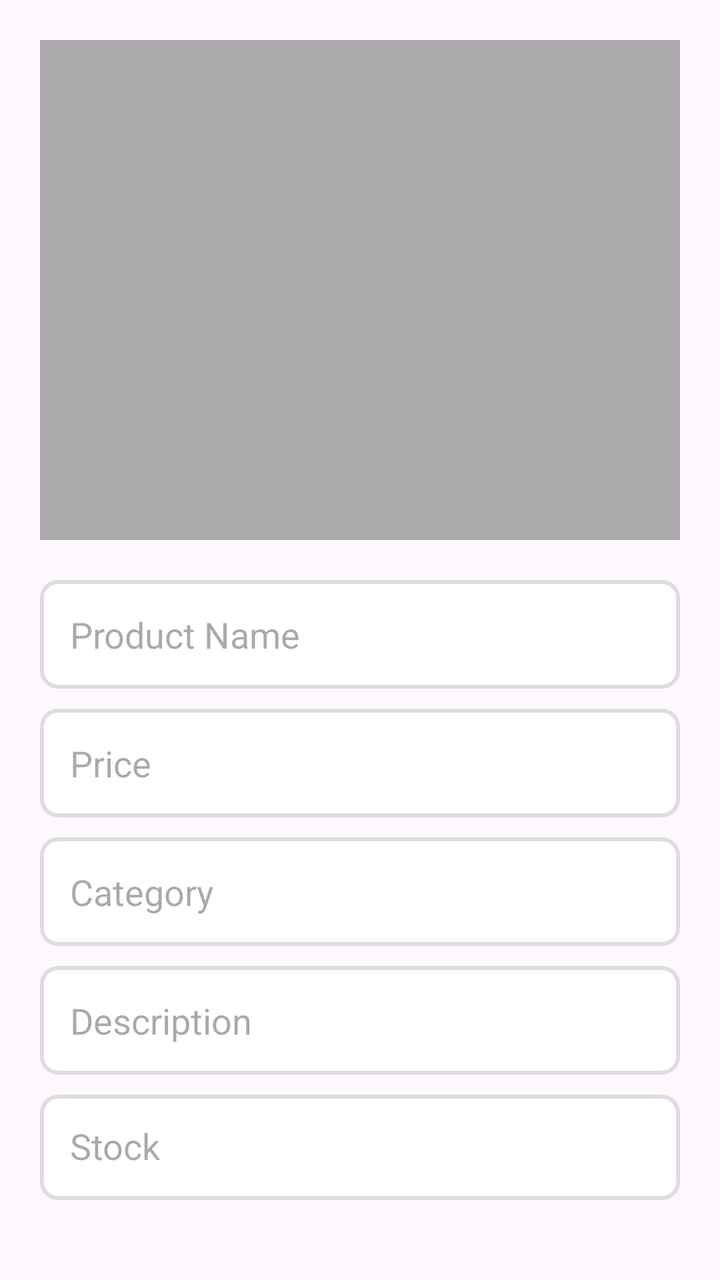
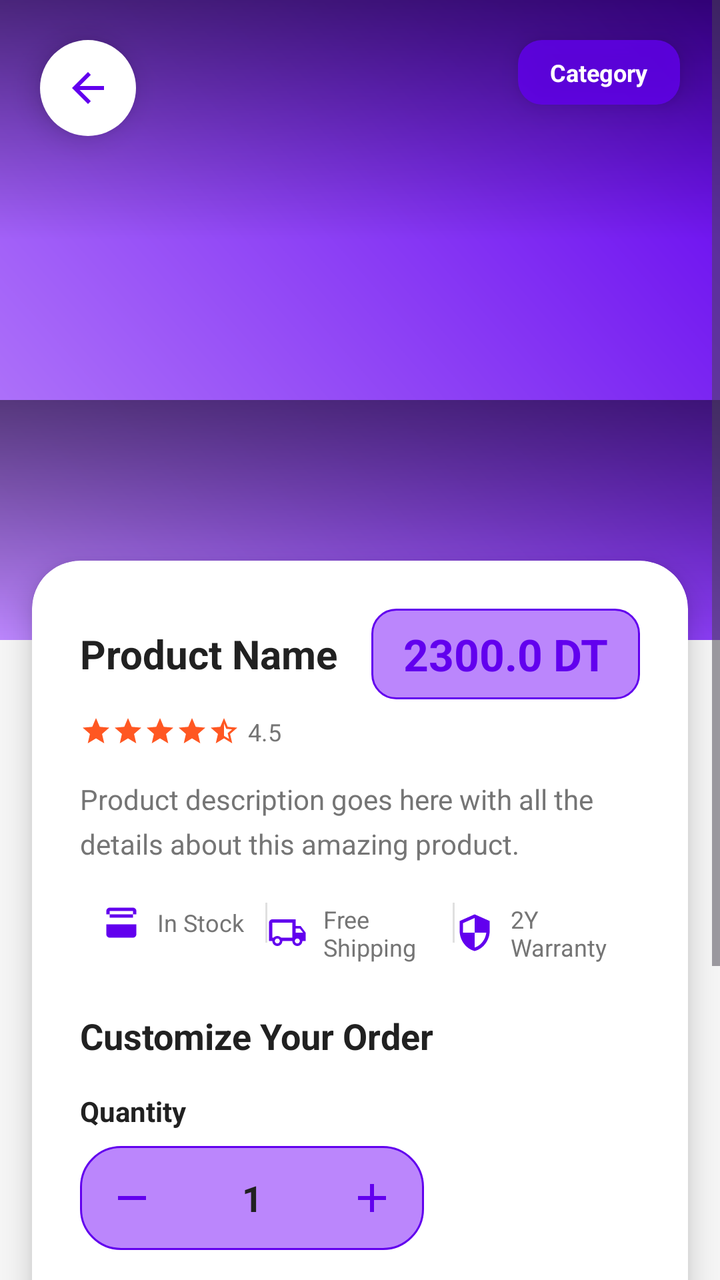

Before-and-after screenshots of an Android layout around one commit, followed by the original layout XML and the change that was made.
<!-- AndroidManifest.xml: application theme Theme.Computershop -->
<!-- res/layout/activity_product_detail.xml -->
<?xml version="1.0" encoding="utf-8"?>
<LinearLayout xmlns:android="http://schemas.android.com/apk/res/android"
    android:layout_width="match_parent"
    android:layout_height="match_parent"
    android:orientation="vertical"
    android:padding="20dp">

    <ImageView
        android:id="@+id/productImage"
        android:layout_width="match_parent"
        android:layout_height="250dp"
        android:contentDescription="Product Image"
        android:scaleType="centerCrop"
        android:layout_marginBottom="20dp"
        android:background="@android:color/darker_gray" />

    <EditText
        android:id="@+id/productName"
        android:layout_width="match_parent"
        android:layout_height="wrap_content"
        android:hint="Product Name"
        android:padding="15dp"
        android:layout_marginBottom="10dp"
        android:background="@drawable/edit_text_background"
        android:textColor="#000000"
        android:inputType="text" />

    <EditText
        android:id="@+id/productPrice"
        android:layout_width="match_parent"
        android:layout_height="wrap_content"
        android:hint="Price"
        android:padding="15dp"
        android:layout_marginBottom="10dp"
        android:background="@drawable/edit_text_background"
        android:textColor="#000000"
        android:inputType="numberDecimal" />

    <EditText
        android:id="@+id/productCategory"
        android:layout_width="match_parent"
        android:layout_height="wrap_content"
        android:hint="Category"
        android:padding="15dp"
        android:layout_marginBottom="10dp"
        android:background="@drawable/edit_text_background"
        android:textColor="#000000"
        android:inputType="text" />

    <EditText
        android:id="@+id/productDescription"
        android:layout_width="match_parent"
        android:layout_height="wrap_content"
        android:hint="Description"
        android:padding="15dp"
        android:layout_marginBottom="10dp"
        android:background="@drawable/edit_text_background"
        android:textColor="#000000"
        android:inputType="text" />

    <EditText
        android:id="@+id/productStock"
        android:layout_width="match_parent"
        android:layout_height="wrap_content"
        android:hint="Stock"
        android:padding="15dp"
        android:layout_marginBottom="20dp"
        android:background="@drawable/edit_text_background"
        android:textColor="#000000"
        android:inputType="number" />

    <Spinner
        android:id="@+id/packagingSpinner"
        android:layout_width="match_parent"
        android:layout_height="wrap_content"
        android:layout_marginBottom="15dp"
        android:entries="@array/packaging_options" />

    <EditText
        android:id="@+id/quantityInput"
        android:layout_width="match_parent"
        android:layout_height="wrap_content"
        android:hint="Quantity"
        android:padding="15dp"
        android:layout_marginBottom="20dp"
        android:background="@drawable/edit_text_background"
        android:textColor="#000000"
        android:inputType="number" />

    <LinearLayout
        android:layout_width="match_parent"
        android:layout_height="wrap_content"
        android:orientation="horizontal"
        android:layout_weight="1">

        <Button
            android:id="@+id/addToCartBtn"
            android:layout_width="0dp"
            android:layout_height="50dp"
            android:layout_weight="1"
            android:text="Add to Cart"
            android:textColor="@android:color/white"
            android:background="@drawable/button_background"
            android:layout_marginEnd="10dp" />

        <Button
            android:id="@+id/backBtn"
            android:layout_width="0dp"
            android:layout_height="50dp"
            android:layout_weight="1"
            android:text="Back"
            android:textColor="@android:color/white"
            android:background="#FF888888" />
    </LinearLayout>

</LinearLayout>
<!-- resources referenced by this layout -->
<resources>
  <string-array name="packaging_options">
          <item>Standard</item>
          <item>Gift Wrap</item>
          <item>Express</item>
          <item>Fragile</item>
      </string-array>
  <!-- drawable button_background (drawable) -->
  <?xml version="1.0" encoding="utf-8"?>
  <shape xmlns:android="http://schemas.android.com/apk/res/android">
      <solid android:color="#FF6200EE" />
      <corners android:radius="8dp" />
  </shape>
  <!-- drawable edit_text_background (drawable) -->
  <?xml version="1.0" encoding="utf-8"?>
  <shape xmlns:android="http://schemas.android.com/apk/res/android">
      <solid android:color="#FFFFFFFF" />
      <stroke android:color="#FFDDDDDD" android:width="2dp" />
      <corners android:radius="8dp" />
  </shape>
  <!-- unchanged entries left out for length: 2 -->
</resources>

<!-- the commit's change to res/layout/activity_product_detail.xml (unified diff, before → after) -->
@@ -1,116 +1,383 @@
 <?xml version="1.0" encoding="utf-8"?>
-<LinearLayout xmlns:android="http://schemas.android.com/apk/res/android"
+<ScrollView xmlns:android="http://schemas.android.com/apk/res/android"
+    xmlns:app="http://schemas.android.com/apk/res-auto"
     android:layout_width="match_parent"
     android:layout_height="match_parent"
-    android:orientation="vertical"
-    android:padding="20dp">
-
-    <ImageView
-        android:id="@+id/productImage"
-        android:layout_width="match_parent"
-        android:layout_height="250dp"
-        android:contentDescription="Product Image"
-        android:scaleType="centerCrop"
-        android:layout_marginBottom="20dp"
-        android:background="@android:color/darker_gray" />
-
-    <EditText
-        android:id="@+id/productName"
-        android:layout_width="match_parent"
-        android:layout_height="wrap_content"
-        android:hint="Product Name"
-        android:padding="15dp"
-        android:layout_marginBottom="10dp"
-        android:background="@drawable/edit_text_background"
-        android:textColor="#000000"
-        android:inputType="text" />
-
-    <EditText
-        android:id="@+id/productPrice"
-        android:layout_width="match_parent"
-        android:layout_height="wrap_content"
-        android:hint="Price"
-        android:padding="15dp"
-        android:layout_marginBottom="10dp"
-        android:background="@drawable/edit_text_background"
-        android:textColor="#000000"
-        android:inputType="numberDecimal" />
-
-    <EditText
-        android:id="@+id/productCategory"
-        android:layout_width="match_parent"
-        android:layout_height="wrap_content"
-        android:hint="Category"
-        android:padding="15dp"
-        android:layout_marginBottom="10dp"
-        android:background="@drawable/edit_text_background"
-        android:textColor="#000000"
-        android:inputType="text" />
-
-    <EditText
-        android:id="@+id/productDescription"
-        android:layout_width="match_parent"
-        android:layout_height="wrap_content"
-        android:hint="Description"
-        android:padding="15dp"
-        android:layout_marginBottom="10dp"
-        android:background="@drawable/edit_text_background"
-        android:textColor="#000000"
-        android:inputType="text" />
-
-    <EditText
-        android:id="@+id/productStock"
-        android:layout_width="match_parent"
-        android:layout_height="wrap_content"
-        android:hint="Stock"
-        android:padding="15dp"
-        android:layout_marginBottom="20dp"
-        android:background="@drawable/edit_text_background"
-        android:textColor="#000000"
-        android:inputType="number" />
-
-    <Spinner
-        android:id="@+id/packagingSpinner"
-        android:layout_width="match_parent"
-        android:layout_height="wrap_content"
-        android:layout_marginBottom="15dp"
-        android:entries="@array/packaging_options" />
-
-    <EditText
-        android:id="@+id/quantityInput"
-        android:layout_width="match_parent"
-        android:layout_height="wrap_content"
-        android:hint="Quantity"
-        android:padding="15dp"
-        android:layout_marginBottom="20dp"
-        android:background="@drawable/edit_text_background"
-        android:textColor="#000000"
-        android:inputType="number" />
+    android:background="@color/background"
+    android:fillViewport="true">
 
     <LinearLayout
         android:layout_width="match_parent"
         android:layout_height="wrap_content"
-        android:orientation="horizontal"
-        android:layout_weight="1">
-
-        <Button
-            android:id="@+id/addToCartBtn"
-            android:layout_width="0dp"
-            android:layout_height="50dp"
-            android:layout_weight="1"
-            android:text="Add to Cart"
-            android:textColor="@android:color/white"
-            android:background="@drawable/button_background"
-            android:layout_marginEnd="10dp" />
-
-        <Button
-            android:id="@+id/backBtn"
-            android:layout_width="0dp"
-            android:layout_height="50dp"
-            android:layout_weight="1"
-            android:text="Back"
-            android:textColor="@android:color/white"
-            android:background="#FF888888" />
+        android:orientation="vertical">
+
+        
+        <RelativeLayout
+            android:layout_width="match_parent"
+            android:layout_height="320dp">
+
+            <ImageView
+                android:id="@+id/productImage"
+                android:layout_width="match_parent"
+                android:layout_height="320dp"
+                android:scaleType="centerCrop"
+                android:contentDescription="Product image"
+                android:background="@drawable/image_gradient_bg" />
+
+            
+            <View
+                android:layout_width="match_parent"
+                android:layout_height="120dp"
+                android:layout_alignParentTop="true"
+                android:background="@drawable/top_gradient_overlay" />
+
+            <View
+                android:layout_width="match_parent"
+                android:layout_height="120dp"
+                android:layout_alignParentBottom="true"
+                android:background="@drawable/bottom_gradient_overlay" />
+
+            
+            <ImageButton
+                android:id="@+id/backBtn"
+                android:layout_width="48dp"
+                android:layout_height="48dp"
+                android:layout_margin="20dp"
+                android:background="@drawable/circle_background_white"
+                android:src="@drawable/ic_arrow_back"
+                android:scaleType="centerInside"
+                app:tint="@color/primary"
+                android:contentDescription="Back"
+                android:elevation="8dp" />
+
+            
+            <TextView
+                android:id="@+id/categoryChip"
+                android:layout_width="wrap_content"
+                android:layout_height="wrap_content"
+                android:layout_alignParentTop="true"
+                android:layout_alignParentEnd="true"
+                android:layout_margin="20dp"
+                android:background="@drawable/category_chip_purple"
+                android:paddingHorizontal="16dp"
+                android:paddingVertical="8dp"
+                android:text="Category"
+                android:textColor="@android:color/white"
+                android:textSize="12sp"
+                android:textStyle="bold"
+                android:elevation="8dp" />
+
+        </RelativeLayout>
+
+        
+        <androidx.cardview.widget.CardView
+            android:layout_width="match_parent"
+            android:layout_height="wrap_content"
+            android:layout_marginTop="-40dp"
+            android:layout_marginStart="16dp"
+            android:layout_marginEnd="16dp"
+            android:layout_marginBottom="16dp"
+            app:cardElevation="8dp"
+            app:cardCornerRadius="24dp">
+
+            <LinearLayout
+                android:layout_width="match_parent"
+                android:layout_height="wrap_content"
+                android:orientation="vertical"
+                android:padding="24dp">
+
+                
+                <LinearLayout
+                    android:layout_width="match_parent"
+                    android:layout_height="wrap_content"
+                    android:orientation="horizontal"
+                    android:gravity="center_vertical">
+
+                    <TextView
+                        android:id="@+id/productName"
+                        android:layout_width="0dp"
+                        android:layout_height="wrap_content"
+                        android:layout_weight="1"
+                        android:text="Product Name"
+                        android:textSize="20sp"
+                        android:textStyle="bold"
+                        android:textColor="@color/text_primary"
+                        android:maxLines="2"
+                        android:ellipsize="end"
+                        android:lineSpacingExtra="2dp" />
+
+                    <TextView
+                        android:id="@+id/productPrice"
+                        android:layout_width="wrap_content"
+                        android:layout_height="wrap_content"
+                        android:text="2300.0 DT"
+                        android:textSize="22sp"
+                        android:textStyle="bold"
+                        android:textColor="@color/primary"
+                        android:background="@drawable/price_chip"
+                        android:paddingHorizontal="16dp"
+                        android:paddingVertical="8dp" />
+
+                </LinearLayout>
+
+                
+                <LinearLayout
+                    android:layout_width="wrap_content"
+                    android:layout_height="wrap_content"
+                    android:orientation="horizontal"
+                    android:layout_marginTop="8dp">
+
+                    <ImageView
+                        android:layout_width="16dp"
+                        android:layout_height="16dp"
+                        android:src="@drawable/ic_star"
+                        app:tint="@color/orange_accent" />
+                    <ImageView
+                        android:layout_width="16dp"
+                        android:layout_height="16dp"
+                        android:src="@drawable/ic_star"
+                        app:tint="@color/orange_accent" />
+                    <ImageView
+                        android:layout_width="16dp"
+                        android:layout_height="16dp"
+                        android:src="@drawable/ic_star"
+                        app:tint="@color/orange_accent" />
+                    <ImageView
+                        android:layout_width="16dp"
+                        android:layout_height="16dp"
+                        android:src="@drawable/ic_star"
+                        app:tint="@color/orange_accent" />
+                    <ImageView
+                        android:layout_width="16dp"
+                        android:layout_height="16dp"
+                        android:src="@drawable/ic_star_half"
+                        app:tint="@color/orange_accent" />
+
+                    <TextView
+                        android:layout_width="wrap_content"
+                        android:layout_height="wrap_content"
+                        android:layout_marginStart="4dp"
+                        android:text="4.5"
+                        android:textSize="12sp"
+                        android:textColor="@color/text_secondary" />
+
+                </LinearLayout>
+
+                
+                <TextView
+                    android:id="@+id/productDescription"
+                    android:layout_width="match_parent"
+                    android:layout_height="wrap_content"
+                    android:layout_marginTop="16dp"
+                    android:text="Product description goes here with all the details about this amazing product."
+                    android:textSize="14sp"
+                    android:textColor="@color/text_secondary"
+                    android:lineSpacingExtra="6dp" />
+
+                
+                <LinearLayout
+                    android:layout_width="match_parent"
+                    android:layout_height="wrap_content"
+                    android:orientation="horizontal"
+                    android:layout_marginTop="20dp">
+
+                    <LinearLayout
+                        android:layout_width="0dp"
+                        android:layout_height="wrap_content"
+                        android:layout_weight="1"
+                        android:orientation="horizontal"
+                        android:gravity="center">
+
+                        <ImageView
+                            android:layout_width="20dp"
+                            android:layout_height="20dp"
+                            android:src="@drawable/ic_inventory"
+                            app:tint="@color/primary" />
+
+                        <TextView
+                            android:id="@+id/stockText"
+                            android:layout_width="wrap_content"
+                            android:layout_height="wrap_content"
+                            android:layout_marginStart="8dp"
+                            android:text="In Stock"
+                            android:textSize="12sp"
+                            android:textColor="@color/text_secondary" />
+
+                    </LinearLayout>
+
+                    <View
+                        android:layout_width="1dp"
+                        android:layout_height="20dp"
+                        android:background="@color/divider" />
+
+                    <LinearLayout
+                        android:layout_width="0dp"
+                        android:layout_height="wrap_content"
+                        android:layout_weight="1"
+                        android:orientation="horizontal"
+                        android:gravity="center">
+
+                        <ImageView
+                            android:layout_width="20dp"
+                            android:layout_height="20dp"
+                            android:src="@drawable/ic_shipping"
+                            app:tint="@color/primary" />
+
+                        <TextView
+                            android:layout_width="wrap_content"
+                            android:layout_height="wrap_content"
+                            android:layout_marginStart="8dp"
+                            android:text="Free Shipping"
+                            android:textSize="12sp"
+                            android:textColor="@color/text_secondary" />
+
+                    </LinearLayout>
+
+                    <View
+                        android:layout_width="1dp"
+                        android:layout_height="20dp"
+                        android:background="@color/divider" />
+
+                    <LinearLayout
+                        android:layout_width="0dp"
+                        android:layout_height="wrap_content"
+                        android:layout_weight="1"
+                        android:orientation="horizontal"
+                        android:gravity="center">
+
+                        <ImageView
+                            android:layout_width="20dp"
+                            android:layout_height="20dp"
+                            android:src="@drawable/ic_warranty"
+                            app:tint="@color/primary" />
+
+                        <TextView
+                            android:layout_width="wrap_content"
+                            android:layout_height="wrap_content"
+                            android:layout_marginStart="8dp"
+                            android:text="2Y Warranty"
+                            android:textSize="12sp"
+                            android:textColor="@color/text_secondary" />
+
+                    </LinearLayout>
+
+                </LinearLayout>
+
+                
+                <TextView
+                    android:layout_width="match_parent"
+                    android:layout_height="wrap_content"
+                    android:layout_marginTop="24dp"
+                    android:text="Customize Your Order"
+                    android:textSize="18sp"
+                    android:textStyle="bold"
+                    android:textColor="@color/text_primary" />
+
+                
+                <LinearLayout
+                    android:layout_width="match_parent"
+                    android:layout_height="wrap_content"
+                    android:orientation="vertical"
+                    android:layout_marginTop="16dp">
+
+                    <TextView
+                        android:layout_width="match_parent"
+                        android:layout_height="wrap_content"
+                        android:text="Quantity"
+                        android:textSize="14sp"
+                        android:textColor="@color/text_primary"
+                        android:textStyle="bold" />
+
+                    <LinearLayout
+                        android:layout_width="wrap_content"
+                        android:layout_height="wrap_content"
+                        android:orientation="horizontal"
+                        android:gravity="center_vertical"
+                        android:background="@drawable/quantity_selector_bg"
+                        android:padding="4dp"
+                        android:layout_marginTop="8dp">
+
+                        <ImageButton
+                            android:id="@+id/decreaseBtn"
+                            android:layout_width="44dp"
+                            android:layout_height="44dp"
+                            android:background="?attr/selectableItemBackgroundBorderless"
+                            android:src="@drawable/ic_remove"
+                            app:tint="@color/primary"
+                            android:contentDescription="Decrease" />
+
+                        <TextView
+                            android:id="@+id/quantityText"
+                            android:layout_width="60dp"
+                            android:layout_height="wrap_content"
+                            android:gravity="center"
+                            android:text="1"
+                            android:textSize="18sp"
+                            android:textStyle="bold"
+                            android:textColor="@color/text_primary"
+                            android:layout_marginHorizontal="8dp" />
+
+                        <ImageButton
+                            android:id="@+id/increaseBtn"
+                            android:layout_width="44dp"
+                            android:layout_height="44dp"
+                            android:background="?attr/selectableItemBackgroundBorderless"
+                            android:src="@drawable/ic_add"
+                            app:tint="@color/primary"
+                            android:contentDescription="Increase" />
+
+                    </LinearLayout>
+
+                </LinearLayout>
+
+                
+                <LinearLayout
+                    android:layout_width="match_parent"
+                    android:layout_height="wrap_content"
+                    android:orientation="vertical"
+                    android:layout_marginTop="20dp">
+
+                    <TextView
+                        android:layout_width="match_parent"
+                        android:layout_height="wrap_content"
+                        android:text="Packaging"
+                        android:textSize="14sp"
+                        android:textColor="@color/text_primary"
+                        android:textStyle="bold" />
+
+                    <Spinner
+                        android:id="@+id/packagingSpinner"
+                        android:layout_width="match_parent"
+                        android:layout_height="48dp"
+                        android:layout_marginTop="8dp"
+                        android:background="@drawable/spinner_background"
+                        android:paddingStart="16dp"
+                        android:paddingEnd="16dp" />
+
+                </LinearLayout>
+
+                
+                <com.google.android.material.button.MaterialButton
+                    android:id="@+id/addToCartBtn"
+                    style="@style/Widget.Material3.Button"
+                    android:layout_width="match_parent"
+                    android:layout_height="56dp"
+                    android:layout_marginTop="32dp"
+                    android:text="Add to Cart"
+                    android:textSize="18sp"
+                    android:textStyle="bold"
+                    app:icon="@drawable/ic_shopping_cart"
+                    app:iconSize="24dp"
+                    app:iconTint="@android:color/white"
+                    app:backgroundTint="@color/orange_accent"
+                    app:cornerRadius="28dp"
+                    android:elevation="8dp"
+                    android:stateListAnimator="@null" />
+
+            </LinearLayout>
+
+        </androidx.cardview.widget.CardView>
+
     </LinearLayout>
 
-</LinearLayout>
+</ScrollView>
<!-- resource entries referenced after the edit -->
@@ -1,24 +1,161 @@
 <!-- resources referenced by this layout -->
 <resources>
-  <string-array name="packaging_options">
-          <item>Standard</item>
-          <item>Gift Wrap</item>
-          <item>Express</item>
-          <item>Fragile</item>
-      </string-array>
-  <!-- drawable button_background (drawable) -->
+  <color name="background">#FFF5F5F5</color>
+  <color name="divider">#FFE0E0E0</color>
+  <color name="orange_accent">#FFFF5722</color>
+  <color name="primary">#FF6200EE</color>
+  <color name="text_primary">#FF212121</color>
+  <color name="text_secondary">#FF757575</color>
+  <!-- drawable bottom_gradient_overlay (drawable) -->
   <?xml version="1.0" encoding="utf-8"?>
   <shape xmlns:android="http://schemas.android.com/apk/res/android">
-      <solid android:color="#FF6200EE" />
-      <corners android:radius="8dp" />
+      <gradient
+          android:startColor="#00000000"
+          android:endColor="#80000000"
+          android:angle="90"/>
   </shape>
-  <!-- drawable edit_text_background (drawable) -->
+  <!-- drawable category_chip_purple (drawable) -->
   <?xml version="1.0" encoding="utf-8"?>
   <shape xmlns:android="http://schemas.android.com/apk/res/android">
-      <solid android:color="#FFFFFFFF" />
-      <stroke android:color="#FFDDDDDD" android:width="2dp" />
+      <solid android:color="#CC6200EE" />
+      <corners android:radius="12dp" />
+  </shape>
+  <!-- drawable circle_background_white (drawable) -->
+  <?xml version="1.0" encoding="utf-8"?>
+  <shape xmlns:android="http://schemas.android.com/apk/res/android"
+      android:shape="oval">
+      <solid android:color="@android:color/white" />
+      <corners android:radius="24dp" />
+  </shape>
+  <!-- drawable ic_add (drawable) -->
+  <vector xmlns:android="http://schemas.android.com/apk/res/android"
+      android:width="24dp"
+      android:height="24dp"
+      android:viewportWidth="24"
+      android:viewportHeight="24">
+      <path
+          android:fillColor="@color/primary"
+          android:pathData="M19,13h-6v6h-2v-6H5v-2h6V5h2v6h6v2z"/>
+  </vector>
+  <!-- drawable ic_arrow_back (drawable) -->
+  <vector xmlns:android="http://schemas.android.com/apk/res/android"
+      android:width="24dp"
+      android:height="24dp"
+      android:viewportWidth="24"
+      android:viewportHeight="24">
+      <path
+          android:fillColor="@color/primary"
+          android:pathData="M20,11H7.83l5.59,-5.59L12,4l-8,8 8,8 1.41,-1.41L7.83,13H20v-2z"/>
+  </vector>
+  <!-- drawable ic_inventory (drawable) -->
+  <vector xmlns:android="http://schemas.android.com/apk/res/android"
+      android:width="24dp"
+      android:height="24dp"
+      android:viewportWidth="24"
+      android:viewportHeight="24">
+      <path
+          android:fillColor="@color/primary"
+          android:pathData="M5,9h14V5H5v4zM3,19v-6h18v6c0,1.1 -0.9,2 -2,2H5c-1.1,0 -2,-0.9 -2,-2zM5,3h14c1.1,0 2,0.9 2,2v2H3V5c0,-1.1 0.9,-2 2,-2z"/>
+  </vector>
+  <!-- drawable ic_remove (drawable) -->
+  <vector xmlns:android="http://schemas.android.com/apk/res/android"
+      android:width="24dp"
+      android:height="24dp"
+      android:viewportWidth="24"
+      android:viewportHeight="24">
+      <path
+          android:fillColor="@color/primary"
+          android:pathData="M19,13H5v-2h14v2z"/>
+  </vector>
+  <!-- drawable ic_shipping (drawable) -->
+  <vector xmlns:android="http://schemas.android.com/apk/res/android"
+      android:width="24dp"
+      android:height="24dp"
+      android:viewportWidth="24"
+      android:viewportHeight="24">
+      <path
+          android:fillColor="@color/primary"
+          android:pathData="M20,8h-3V4H3c-1.1,0 -2,0.9 -2,2v11h2c0,1.66 1.34,3 3,3s3,-1.34 3,-3h6c0,1.66 1.34,3 3,3s3,-1.34 3,-3h2v-5l-3,-4zM6,18.5c-0.83,0 -1.5,-0.67 -1.5,-1.5s0.67,-1.5 1.5,-1.5 1.5,0.67 1.5,1.5 -0.67,1.5 -1.5,1.5zM15,15H8.24c-0.55,-0.61 -1.35,-1 -2.24,-1s-1.69,0.39 -2.24,1H3V6h12v9zM18,18.5c-0.83,0 -1.5,-0.67 -1.5,-1.5s0.67,-1.5 1.5,-1.5 1.5,0.67 1.5,1.5 -0.67,1.5 -1.5,1.5zM17,12V9.5h2.5l1.96,2.5H17z"/>
+  </vector>
+  <!-- drawable ic_shopping_cart (drawable) -->
+  <?xml version="1.0" encoding="utf-8"?>
+      <vector xmlns:android="http://schemas.android.com/apk/res/android"
+          android:width="24dp"
+          android:height="24dp"
+          android:viewportWidth="24"
+          android:viewportHeight="24">
+          <path
+              android:fillColor="@android:color/white"
+              android:pathData="M7,18c-1.1,0 -1.99,0.9 -1.99,2S5.9,22 7,22s2,-0.9 2,-2 -0.9,-2 -2,-2zM1,2v2h2l3.6,7.59 -1.35,2.45c-0.16,0.28 -0.25,0.61 -0.25,0.96 0,1.1 0.9,2 2,2h12v-2H7.42c-0.14,0 -0.25,-0.11 -0.25,-0.25l0.03,-0.12 0.9,-1.63h7.45c0.75,0 1.41,-0.41 1.75,-1.03l3.58,-6.49c0.08,-0.14 0.12,-0.31 0.12,-0.48 0,-0.55 -0.45,-1 -1,-1H5.21l-0.94,-2L1,2zM17,18c-1.1,0 -1.99,0.9 -1.99,2s0.89,2 1.99,2 2,-0.9 2,-2 -0.9,-2 -2,-2z"/>
+      </vector>
+  <!-- drawable ic_star (drawable) -->
+  <vector xmlns:android="http://schemas.android.com/apk/res/android"
+      android:width="24dp"
+      android:height="24dp"
+      android:viewportWidth="24"
+      android:viewportHeight="24">
+      <path
+          android:fillColor="@color/orange_accent"
+          android:pathData="M12,17.27L18.18,21l-1.64,-7.03L22,9.24l-7.19,-0.61L12,2 9.19,8.63 2,9.24l5.46,4.73L5.82,21z"/>
+  </vector>
+  <!-- drawable ic_star_half (drawable) -->
+  <vector xmlns:android="http://schemas.android.com/apk/res/android"
+      android:width="24dp"
+      android:height="24dp"
+      android:viewportWidth="24"
+      android:viewportHeight="24">
+      <path
+          android:fillColor="@color/orange_accent"
+          android:pathData="M22,9.24l-7.19,-0.62L12,2 9.19,8.63 2,9.24l5.46,4.73L5.82,21 12,17.27 18.18,21l-1.63,-7.03L22,9.24zM12,15.4V6.1l1.71,4.04 4.38,0.38 -3.32,2.88 1,4.28L12,15.4z"/>
+  </vector>
+  <!-- drawable ic_warranty (drawable) -->
+  <vector xmlns:android="http://schemas.android.com/apk/res/android"
+      android:width="24dp"
+      android:height="24dp"
+      android:viewportWidth="24"
+      android:viewportHeight="24">
+      <path
+          android:fillColor="@color/primary"
+          android:pathData="M12,1L3,5v6c0,5.55 3.84,10.74 9,12 5.16,-1.26 9,-6.45 9,-12V5L12,1zM12,11.99h7c-0.53,4.12 -3.28,7.79 -7,8.94V12H5V6.3l7,-3.11v8.8z"/>
+  </vector>
+  <!-- drawable image_gradient_bg (drawable) -->
+  <?xml version="1.0" encoding="utf-8"?>
+  <shape xmlns:android="http://schemas.android.com/apk/res/android">
+      <gradient
+          android:startColor="@color/primary_light"
+          android:endColor="@color/primary"
+          android:angle="45" />
+  </shape>
+  <!-- drawable price_chip (drawable) -->
+  <?xml version="1.0" encoding="utf-8"?>
+  <shape xmlns:android="http://schemas.android.com/apk/res/android">
+      <solid android:color="@color/primary_light" />
+      <corners android:radius="12dp" />
+      <stroke android:width="1dp" android:color="@color/primary" />
+  </shape>
+  <!-- drawable quantity_selector_bg (drawable) -->
+  <?xml version="1.0" encoding="utf-8"?>
+  <shape xmlns:android="http://schemas.android.com/apk/res/android">
+      <solid android:color="@color/primary_light" />
+      <corners android:radius="20dp" />
+      <stroke android:width="1dp" android:color="@color/primary" />
+  </shape>
+  <!-- drawable spinner_background (drawable) -->
+  <?xml version="1.0" encoding="utf-8"?>
+  <shape xmlns:android="http://schemas.android.com/apk/res/android">
+      <solid android:color="@android:color/transparent" />
       <corners android:radius="8dp" />
+      <stroke android:width="1dp" android:color="@color/divider" />
   </shape>
+  <!-- drawable top_gradient_overlay (drawable) -->
+  <?xml version="1.0" encoding="utf-8"?>
+  <shape xmlns:android="http://schemas.android.com/apk/res/android">
+      <gradient
+          android:startColor="#80000000"
+          android:endColor="#00000000"
+          android:angle="270"/>
+  </shape>
+  <color name="primary_light">#FFBB86FC</color>
   <!-- unchanged entries left out for length: 2 -->
 </resources>
 
